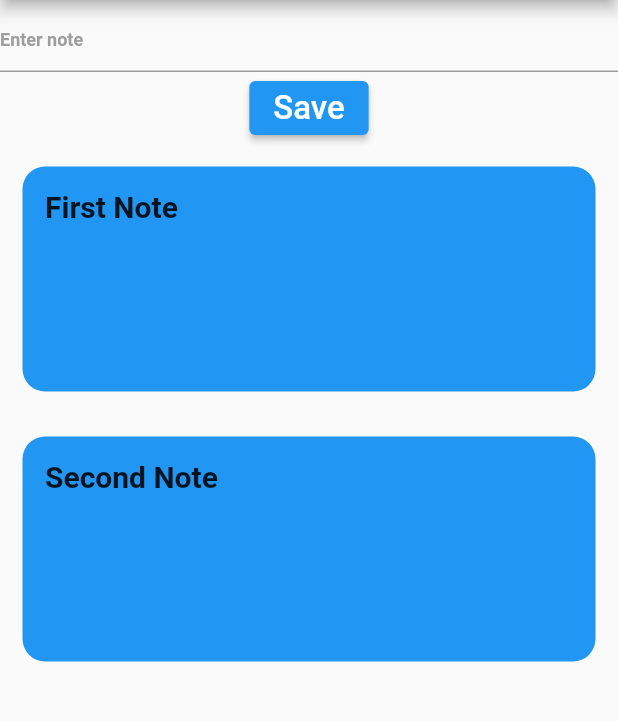
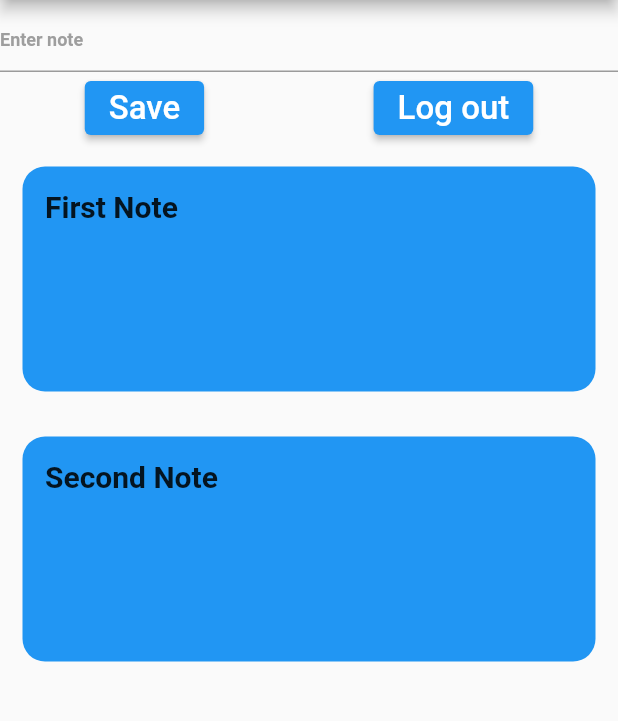
Before and after one commit to Alchemist20/flutter_notes_app, a Flutter app: the Home screen opened directly, on a phone screen of 412 x 824 dp, the part 84-805 px from its top. Run offline on Flutter 3.47's test engine with Material 2 defaults, Android fonts, the phone set to English and light mode, and no system bars; our stand-ins replace firebase_auth, firebase_core, flutter_hooks, flutter_riverpod, hooks_riverpod; accounts and stored records are empty.

```diff
--- a/lib/screens/home_screen.dart
+++ b/lib/screens/home_screen.dart
@@ -1,4 +1,6 @@
+import 'package:firebase_auth/firebase_auth.dart';
 import 'package:flutter/material.dart';
+import 'package:flutter_notes/screens/login_screen.dart';
 import 'package:flutter_riverpod/flutter_riverpod.dart';
 import 'package:flutter_notes/data/note_state.dart';
 import 'package:flutter_hooks/flutter_hooks.dart';
@@ -37,6 +39,7 @@ class NotesList extends HookWidget {
 }
 
 class Home extends HookWidget {
+  final auth = FirebaseAuth.instance;
   @override
   Widget build(BuildContext context) {
     final notes = TextEditingController();
@@ -65,6 +68,9 @@ class Home extends HookWidget {
               color: Colors.black,
             ),
           ),
+          Row(
+            mainAxisAlignment: MainAxisAlignment.spaceAround,
+            children: [
             ElevatedButton(
                 onPressed: () => context.read(notesProvider).onSave(notes.text),
                 child: Text(
@@ -74,6 +80,20 @@ class Home extends HookWidget {
                       color: Colors.white,
                       backgroundColor: Colors.blue),
                 )),
+            ElevatedButton(
+                onPressed: () {
+                  auth.signOut();
+                  Navigator.of(context).pushReplacement(MaterialPageRoute(builder: (context) => LoginScreen()));
+                },
+                child: Text(
+                  'Log out',
+                  style: TextStyle(
+                      fontSize: 22,
+                      color: Colors.white,
+                      backgroundColor: Colors.blue),
+                )),
+          ],),
+
           Expanded(child: NotesList()),
         ],
       ),
```
Also changed, not shown: lib/screens/login_screen.dart (+23 -13 lines), lib/screens/registration_screen.dart (deleted, +0 -14 lines), lib/screens/verify_screen.dart (added, +50 -0 lines). Lines whose indentation alone changed are shown as unchanged.
